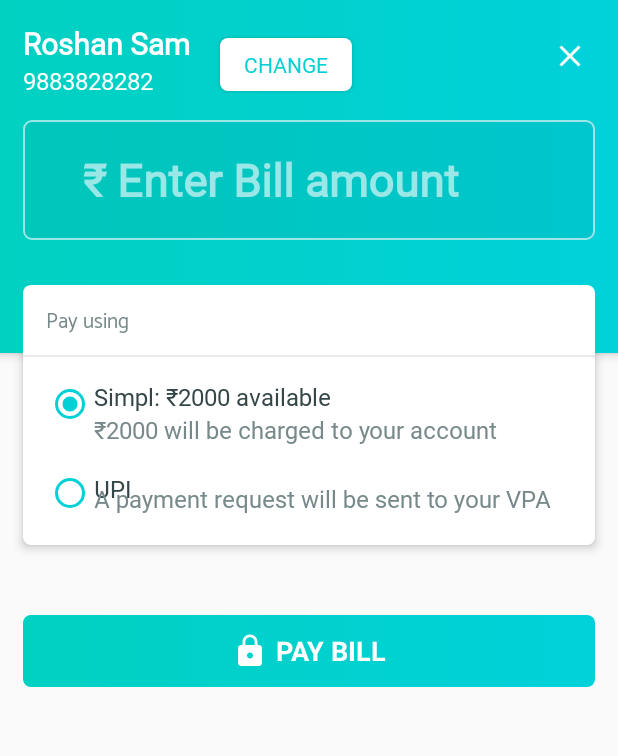
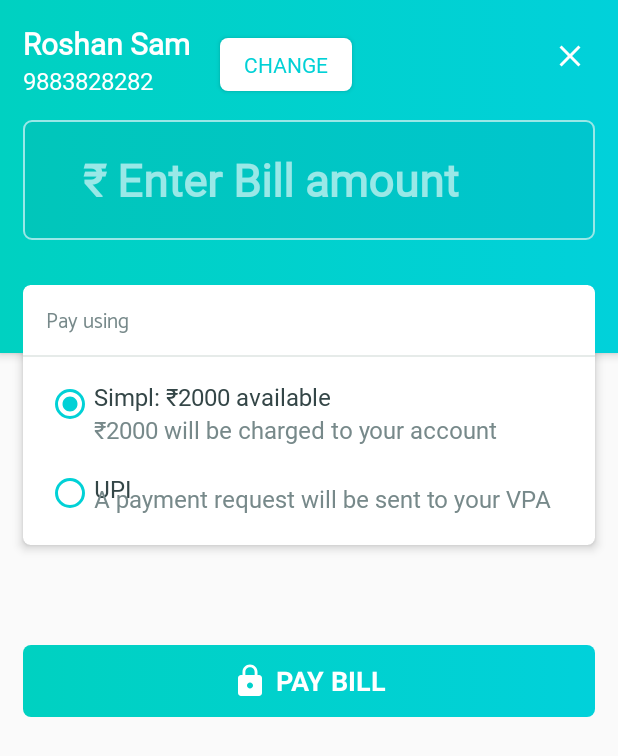
Before and after one commit to VivekNeel/simpl-design, an Android app: the screen it shows after launch (MainActivity), on a phone screen of 412 x 824 dp. Shown: the top 756 px of the screen. Run offline under Robolectric (Android 15) with nearby library versions, the phone set to English and light mode, and no system bars; Roboto replaces fonts that are not available here.

Commit message:
added screenshots

```diff
--- a/app/src/main/res/layout/activity_main.xml
+++ b/app/src/main/res/layout/activity_main.xml
@@ -62,12 +62,12 @@
                 app:layout_constraintTop_toTopOf="parent" />
 
             <ImageView
+                android:id="@+id/imageClose"
                 android:layout_width="wrap_content"
                 android:layout_height="wrap_content"
                 android:layout_marginEnd="@dimen/buttonClearRightMargin"
                 android:layout_marginRight="@dimen/buttonClearRightMargin"
                 android:layout_marginTop="@dimen/buttonClearTopMargin"
-                android:id="@+id/imageClose"
                 android:background="@drawable/ic_clear_black_24dp"
                 app:layout_constraintRight_toRightOf="parent"
                 app:layout_constraintTop_toTopOf="parent"
@@ -225,7 +225,7 @@
         android:layout_height="wrap_content"
         android:layout_marginLeft="@dimen/baseMargin"
         android:layout_marginRight="@dimen/baseMargin"
-        android:layout_marginTop="410dp"
+        android:layout_marginTop="430dp"
         android:background="@drawable/button_bg">
 
         <Button
```
Also changed, not shown: 2 other files.
